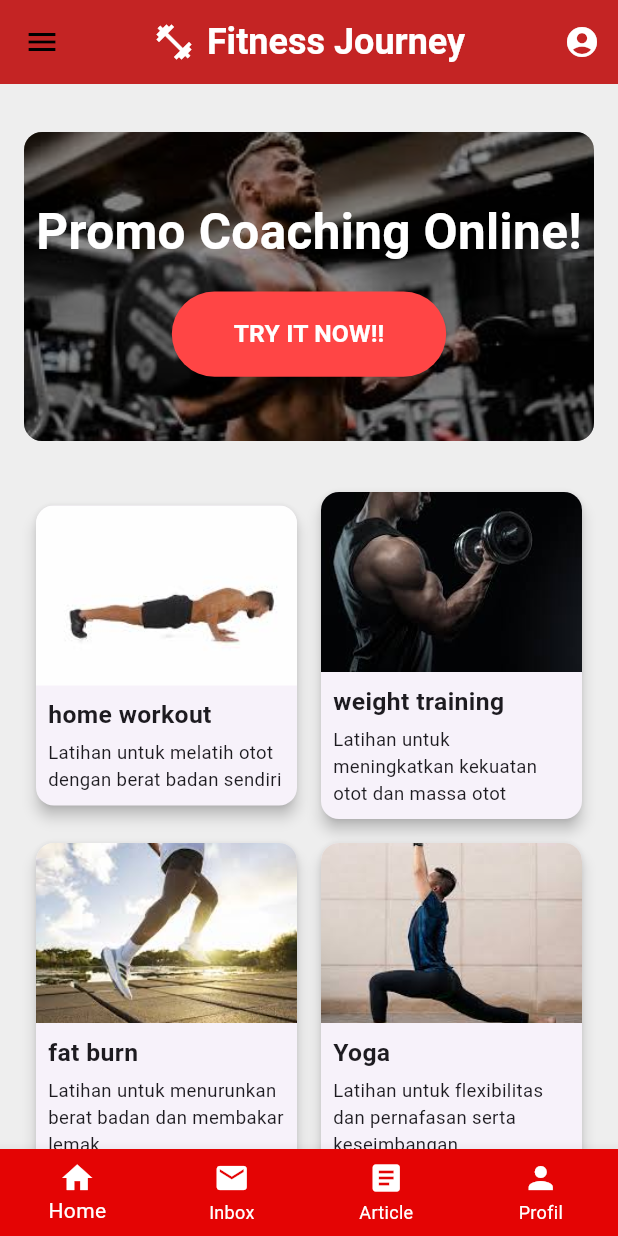
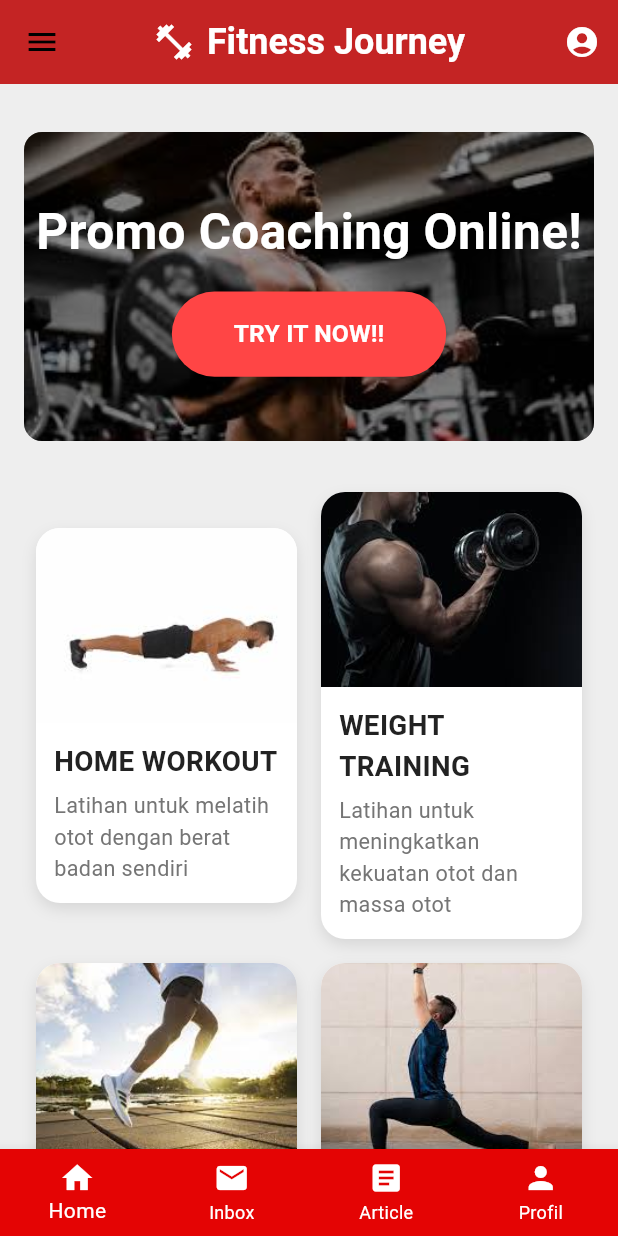
Before and after one commit to Juv-andrew/groupie, a Flutter app: the FitnessHomePage screen opened directly, on a phone screen of 412 x 824 dp. Run offline on Flutter 3.47's test engine with Material 3 defaults, Android fonts, the phone set to English and light mode, and no system bars; our stand-ins replace share_plus, shared_preferences, smooth_page_indicator; accounts and stored records are empty.

Commit message:
perbaikan pada fitness,dart dan home_workout.dart

```diff
--- a/lib/fitness.dart
+++ b/lib/fitness.dart
@@ -324,7 +324,7 @@ drawer: Drawer(
               Navigator.pushReplacement(
                 context,
                 MaterialPageRoute(builder: (context) => const MainMenuPage()),
-              );;
+              ); {}
             case 1:
               Navigator.pushReplacement(
                 context,
@@ -364,7 +364,7 @@ drawer: Drawer(
   BuildContext context,
 ) {
   double screenWidth = MediaQuery.of(context).size.width;
-    double imageHeight = screenWidth > 600 ? 150 : 120;
+  double imageHeight = screenWidth > 600 ? 160 : 130;
 
   return InkWell(
     onTap: () {
@@ -390,18 +390,24 @@ drawer: Drawer(
         );
       }
     },
-      child: Card(
+    child: Container(
       margin: const EdgeInsets.all(8),
-        shape: RoundedRectangleBorder(borderRadius: BorderRadius.circular(12)),
-        elevation: 4,
+      decoration: BoxDecoration(
+        color: Colors.white,
+        borderRadius: BorderRadius.circular(16),
+        boxShadow: [
+          BoxShadow(
+            color: Colors.black.withOpacity(0.1),
+            blurRadius: 8,
+            offset: const Offset(0, 4),
+          ),
+        ],
+      ),
       child: Column(
         crossAxisAlignment: CrossAxisAlignment.stretch,
-          mainAxisSize: MainAxisSize.min,
         children: [
           ClipRRect(
-              borderRadius: const BorderRadius.vertical(
-                top: Radius.circular(12),
-              ),
+            borderRadius: const BorderRadius.vertical(top: Radius.circular(16)),
             child: Image.asset(
               imageAsset,
               height: imageHeight,
@@ -409,23 +415,24 @@ drawer: Drawer(
             ),
           ),
           Padding(
-              padding: const EdgeInsets.all(8),
+            padding: const EdgeInsets.all(12),
             child: Column(
               crossAxisAlignment: CrossAxisAlignment.start,
               children: [
                 Text(
-                    nama,
+                  nama.toUpperCase(),
                   style: TextStyle(
-                      fontSize: screenWidth * 0.04,
+                    fontSize: screenWidth * 0.045,
                     fontWeight: FontWeight.bold,
+                    color: const Color(0xFF222222),
                   ),
                 ),
-                  const SizedBox(height: 4),
+                const SizedBox(height: 6),
                 Text(
                   deskripsi,
                   style: TextStyle(
-                      fontSize: screenWidth * 0.03,
-                      fontWeight: FontWeight.normal,
+                    fontSize: screenWidth * 0.035,
+                    color: Colors.grey[600],
                   ),
                 ),
               ],
```
Also changed, not shown: lib/fitness/home_workout_page.dart (+43 -47 lines). Lines whose indentation alone changed are shown as unchanged.
